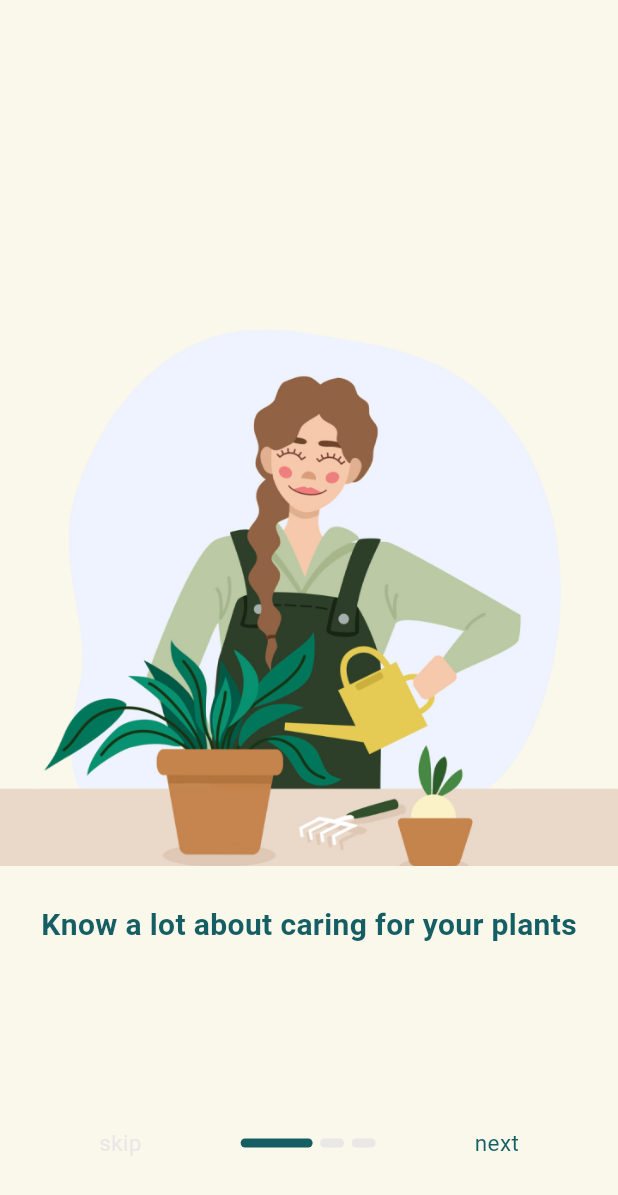
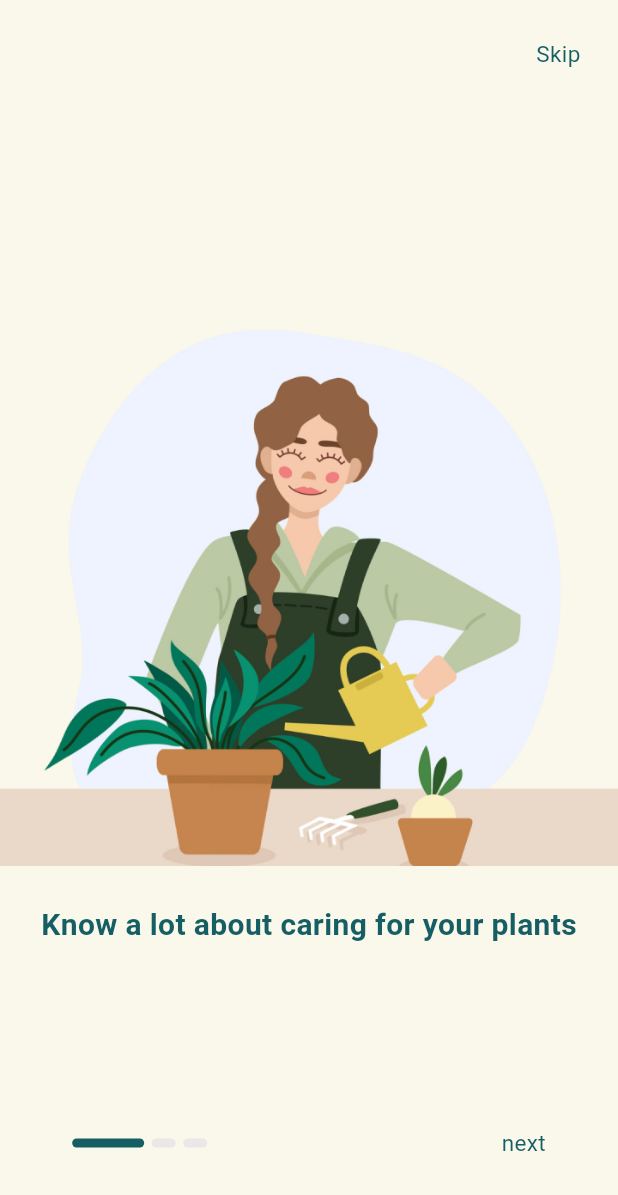
Before and after one commit to Billyode03/flutter_LaOdeNaubillHudaAshara_Mini_Project, a Flutter app: the OnBoardingScreen screen opened directly, on a phone screen of 412 x 824 dp. Shown: the top 1195 px of the screen. Run offline on Flutter 3.47's test engine with Material 3 defaults, Android fonts, the phone set to English and light mode, and no system bars; drawn by our look-alikes of smooth_page_indicator; our stand-ins replace animated_splash_screen, another_flutter_splash_screen, google_fonts, lottie.

Commit message:
Memperbaiki OnScreenBoarding

```diff
--- a/My_Mini_Project/green_garden_app/lib/Constant/text_constant.dart
+++ b/My_Mini_Project/green_garden_app/lib/Constant/text_constant.dart
@@ -20,12 +20,12 @@ class TextStyleUsable {
     fontSize: 15,
     fontStyle: FontStyle.italic,
     fontWeight: FontWeight.normal,
-    color: ColorPlants.greenDark,
+    color: ColorPlants.whiteSkull,
   );
 
   static TextStyle interButton = TextStyle(
     fontFamily: GoogleFonts.inter.toString(),
-    fontSize: 15,
+    fontSize: 20,
     fontStyle: FontStyle.normal,
     fontWeight: FontWeight.bold,
     color: ColorPlants.greenDark,
@@ -37,6 +37,12 @@ class TextStyleUsable {
     fontWeight: FontWeight.normal,
     color: ColorPlants.whiteSkull,
   );
+  static TextStyle interRegularGreen = TextStyle(
+    fontFamily: GoogleFonts.inter.toString(),
+    fontSize: 15,
+    fontWeight: FontWeight.normal,
+    color: ColorPlants.greenDark,
+  );
 
   static TextStyle interRegularThree = TextStyle(
     fontFamily: GoogleFonts.inter.toString(),
@@ -45,12 +51,21 @@ class TextStyleUsable {
     color: ColorPlants.grey,
   );
 
-  // Untuk Sign in/up tulisan
+  // Untuk tulisan Sign in/up
   static TextStyle interRegularTwo = TextStyle(
     fontFamily: GoogleFonts.inter.toString(),
     fontSize: 17,
     fontWeight: FontWeight.bold,
     color: ColorPlants.whiteSkull,
+    decoration: TextDecoration.underline,
+  );
+
+  // tulisan forget Password
+  static TextStyle interRegularFP = TextStyle(
+    fontFamily: GoogleFonts.inter.toString(),
+    fontSize: 15,
+    fontWeight: FontWeight.normal,
+    color: ColorPlants.greyColor3.withOpacity(0.8),
     decoration: TextDecoration.underline,
   );
 
@@ -60,11 +75,19 @@ class TextStyleUsable {
     fontWeight: FontWeight.bold,
     color: ColorPlants.greenDark,
   );
+
+  static TextStyle interRegularFour = TextStyle(
+    fontFamily: GoogleFonts.inter.toString(),
+    fontSize: 45,
+    fontWeight: FontWeight.bold,
+    color: ColorPlants.whiteSkull,
+  );
+
   static TextStyle interOnScreenOne = TextStyle(
     fontFamily: GoogleFonts.inter.toString(),
     fontSize: 15,
     fontWeight: FontWeight.normal,
-    color: ColorPlants.grey,
+    color: ColorPlants.greyColor1,
   );
   static TextStyle interOnScreenTwo = TextStyle(
     fontFamily: GoogleFonts.inter.toString(),
--- a/My_Mini_Project/green_garden_app/lib/Pages/home_page.dart
+++ b/My_Mini_Project/green_garden_app/lib/Pages/home_page.dart
@@ -26,7 +26,7 @@ class _HomePageState extends State<HomePage> {
             ),
             Text(
               'Find a plant want you know',
-              style: TextStyleUsable.interLogin,
+              style: TextStyleUsable.interLoginTwo,
             ),
           ],
         ),
--- a/My_Mini_Project/green_garden_app/lib/Pages/onScreenBoard.dart
+++ b/My_Mini_Project/green_garden_app/lib/Pages/onScreenBoard.dart
@@ -31,21 +31,23 @@ class _OnBoardingScreenState extends State<OnBoardingScreen> {
               PlantPageThree(),
             ],
           ),
+          Positioned(
+            top: MediaQuery.of(context).padding.top +
+                25, // Sesuaikan dengan kebutuhan Anda
+            right: 25, // Sesuaikan dengan kebutuhan Anda
+            child: GestureDetector(
+              onTap: () {
+                _contrroler.jumpToPage(2);
+              },
+              child: Text('Skip', style: TextStyleUsable.interOnScreenTwo),
+            ),
+          ),
           Container(
             alignment: Alignment.center,
             margin: EdgeInsets.only(top: 700),
             child: Row(
               mainAxisAlignment: MainAxisAlignment.spaceEvenly,
               children: [
-                GestureDetector(
-                  onTap: () {
-                    _contrroler.jumpToPage(2);
-                  },
-                  child: Text(
-                    'skip',
-                    style: TextStyleUsable.interOnScreenOne,
-                  ),
-                ),
                 SmoothPageIndicator(
                   controller: _contrroler,
                   count: 3,
@@ -55,6 +57,9 @@ class _OnBoardingScreenState extends State<OnBoardingScreen> {
                     spacing: 5,
                     dotHeight: 6,
                   ),
+                ),
+                SizedBox(
+                  width: 100,
                 ),
                 GestureDetector(
                   onTap: () {
--- a/My_Mini_Project/green_garden_app/lib/main.dart
+++ b/My_Mini_Project/green_garden_app/lib/main.dart
@@ -1,5 +1,6 @@
 import 'package:flutter/material.dart';
 import 'package:green_garden/Pages/home_page.dart';
+import 'package:green_garden/Pages/welcomePage.dart';
 import 'package:green_garden/auth/forgot_psw_page.dart';
 import 'package:green_garden/auth/login_pages.dart';
 import 'package:green_garden/auth/register_page.dart';
@@ -17,7 +18,7 @@ class MyApp extends StatelessWidget {
   Widget build(BuildContext context) {
     return MaterialApp(
       debugShowCheckedModeBanner: false,
-      home: HomePage(),
+      home: LoginPage(),
     );
   }
 }
--- a/My_Mini_Project/green_garden_app/pubspec.yaml
+++ b/My_Mini_Project/green_garden_app/pubspec.yaml
@@ -29,6 +29,7 @@ environment:
 # versions available, run `flutter pub outdated`.
 dependencies:
   animated_splash_screen: ^1.3.0
+  another_flutter_splash_screen: ^1.2.0
   cupertino_icons: ^1.0.2
   flutter:
     sdk: flutter
```
Also changed, not shown: My_Mini_Project/green_garden_app/lib/auth/forgot_psw_page.dart (+9 -1 lines), My_Mini_Project/green_garden_app/lib/auth/login_pages.dart (+33 -10 lines), My_Mini_Project/green_garden_app/lib/auth/register_page.dart (+10 -2 lines), My_Mini_Project/green_garden_app/lib/widgets/reusableButtonSubmit.dart (+10 -1 lines), My_Mini_Project/green_garden_app/lib/widgets/splash_screen.dart (+34 -7 lines), My_Mini_Project/green_garden_app/pubspec.lock.
